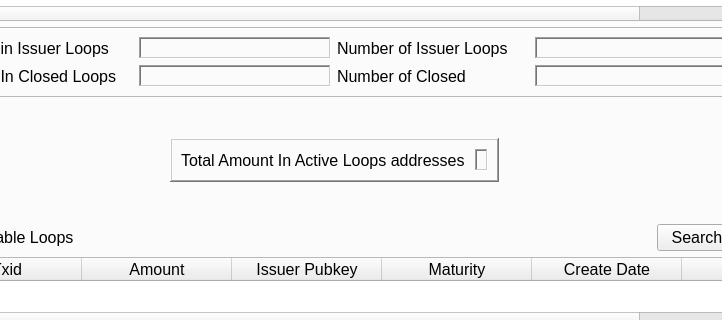
First picture: the form in src/main/python/qtguidesign.ui, repository marmarachain/marmara-connector, before the edit; both pictures show x 117 to 839 and y 267 to 587 of the 1107 by 767 pixel window.
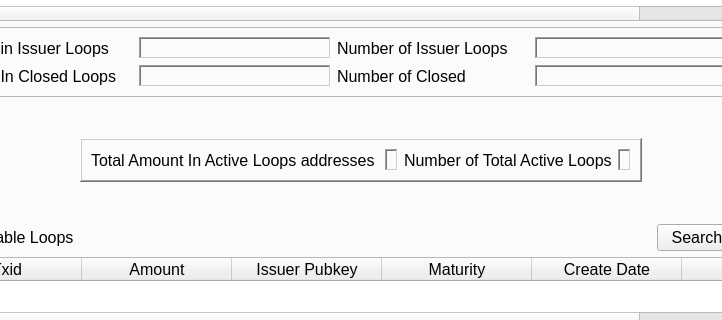
Second picture: the form after the edit. The open tabs and pages were chosen to show the change. Icons and pictures are not drawn.

```diff
--- a/src/main/python/qtguidesign.ui
+++ b/src/main/python/qtguidesign.ui
@@ -4531,6 +4531,26 @@
                        </property>
                       </widget>
                      </item>
+                     <item row="0" column="2">
+                      <widget class="QLabel" name="numberof_total_activeloops_label">
+                       <property name="text">
+                        <string>Number of Total Active Loops</string>
+                       </property>
+                      </widget>
+                     </item>
+                     <item row="0" column="3">
+                      <widget class="QLabel" name="numberof_total_activeloops_label_value">
+                       <property name="frameShape">
+                        <enum>QFrame::WinPanel</enum>
+                       </property>
+                       <property name="frameShadow">
+                        <enum>QFrame::Sunken</enum>
+                       </property>
+                       <property name="text">
+                        <string/>
+                       </property>
+                      </widget>
+                     </item>
                     </layout>
                    </widget>
                   </item>
```
Left out of the diff: 20 changed lines with no effect on the pictures.
